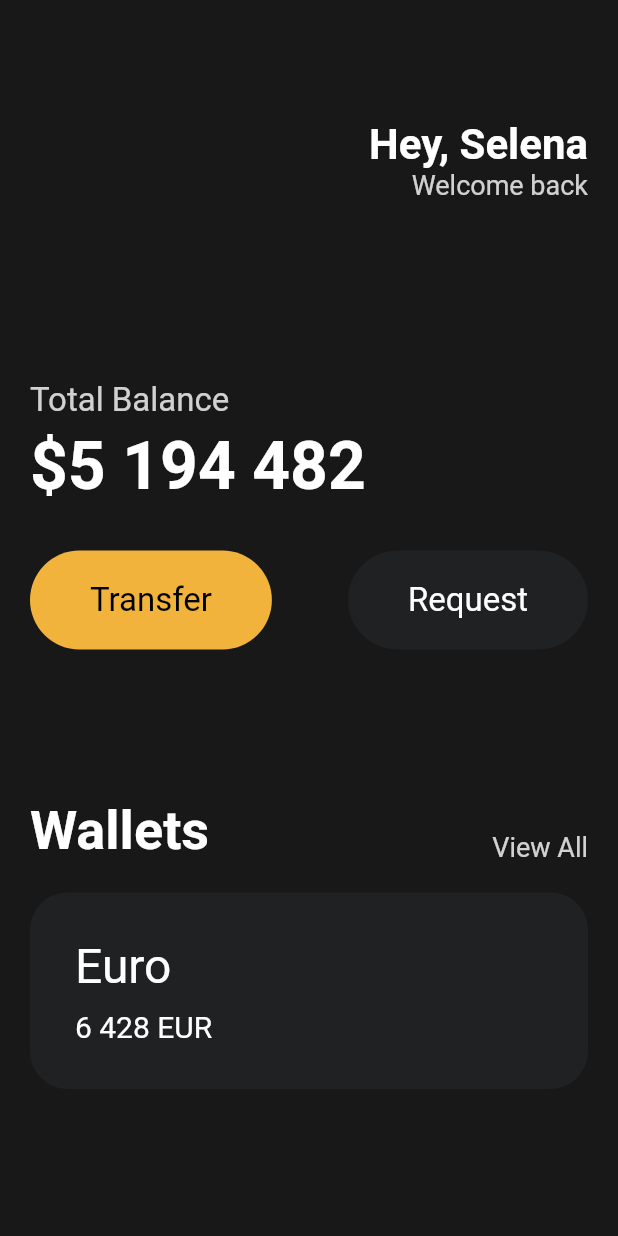
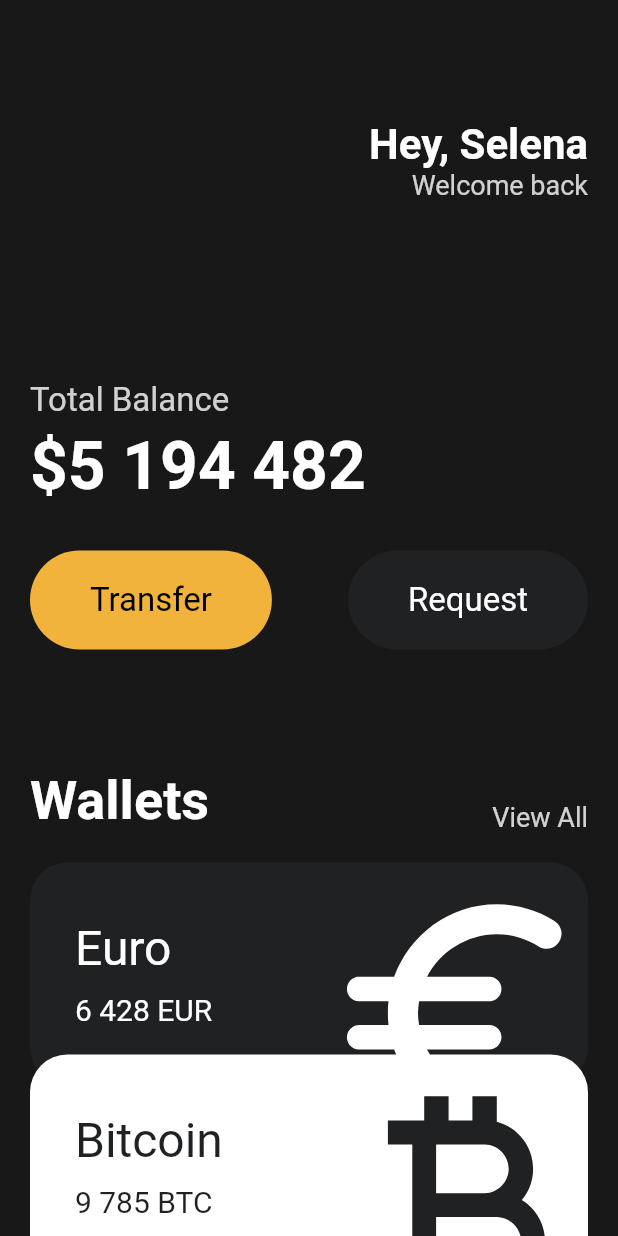
Before and after one commit to jinhwan1030/Flutter, a Flutter app: the screen it shows after launch, on a phone screen of 412 x 824 dp. Run offline on Flutter 3.47's test engine with Material 2 defaults, Android fonts, the phone set to English and light mode, and no system bars.

Commit message:
nomadcoder2

```diff
--- a/nomadcoder1/lib/main.dart
+++ b/nomadcoder1/lib/main.dart
@@ -1,6 +1,7 @@
 // ignore: unnecessary_import
 import 'package:nomadcoder1/widgets/button.dart';
 import 'package:flutter/material.dart';
+import 'package:nomadcoder1/widgets/currency_card.dart';
 
 void main() {
   runApp(const App());
@@ -14,7 +15,8 @@ class App extends StatelessWidget {
     return MaterialApp(
       home: Scaffold(
         backgroundColor: const Color(0xFF181818),
-        body: Padding(
+        body: SingleChildScrollView(
+          child: Padding(
             padding: const EdgeInsets.symmetric(horizontal: 20),
             child: Column(
               crossAxisAlignment: CrossAxisAlignment.start,
@@ -87,7 +89,7 @@ class App extends StatelessWidget {
                   ],
                 ),
                 const SizedBox(
-                height: 100,
+                  height: 80,
                 ),
                 Row(
                   crossAxisAlignment: CrossAxisAlignment.end,
@@ -113,56 +115,32 @@ class App extends StatelessWidget {
                 const SizedBox(
                   height: 20,
                 ),
-              Container(
-                decoration: BoxDecoration(
-                  color: const Color(0xFF1F2123),
-                  borderRadius: BorderRadius.circular(25),
+                const CurrencyCard(
+                  name: 'Euro',
+                  code: 'EUR',
+                  amount: '6 428',
+                  icon: Icons.euro_rounded,
+                  isInverted: false,
+                  order: 1,
                 ),
-                child: const Padding(
-                  padding: EdgeInsets.all(30),
-                  child: Row(
-                    children: [
-                      Column(
-                        crossAxisAlignment: CrossAxisAlignment.start,
-                        children: [
-                          Text(
-                            "Euro",
-                            style: TextStyle(
-                              color: Colors.white,
-                              fontSize: 32,
+                const CurrencyCard(
+                  name: 'Bitcoin',
+                  code: 'BTC',
+                  amount: '9 785',
+                  icon: Icons.currency_bitcoin,
+                  isInverted: true,
+                  order: 2,
                 ),
-                          ),
-                          SizedBox(
-                            height: 10,
-                          ),
-                          Row(
-                            children: [
-                              Text(
-                                "6 428",
-                                style: TextStyle(
-                                  color: Colors.white,
-                                  fontSize: 20,
-                                ),
-                              ),
-                              SizedBox(
-                                width: 5,
-                              ),
-                              Text(
-                                "EUR",
-                                style: TextStyle(
-                                  color: Colors.white,
-                                  fontSize: 20,
-                                ),
+                const CurrencyCard(
+                  name: 'Dollar',
+                  code: 'USD',
+                  amount: '428',
+                  icon: Icons.attach_money_outlined,
+                  isInverted: false,
+                  order: 3,
                 ),
               ],
-                          )
-                        ],
-                      )
-                    ],
             ),
-                ),
-              )
-            ],
           ),
         ),
       ),
--- /dev/null
+++ b/nomadcoder1/lib/widgets/currency_card.dart
@@ -0,0 +1,93 @@
+import 'dart:math';
+
+import 'package:flutter/material.dart';
+
+class CurrencyCard extends StatelessWidget {
+  final String name, code, amount;
+  final IconData icon;
+  final bool isInverted;
+  final num order;
+
+  final _blackColor = const Color(0xFF1F2123);
+
+  const CurrencyCard({
+    super.key,
+    required this.name,
+    required this.code,
+    required this.amount,
+    required this.icon,
+    required this.isInverted,
+    required this.order,
+  });
+
+  @override
+  Widget build(BuildContext context) {
+    return Transform.translate(
+      offset: order == 1
+          ? const Offset(0, 0)
+          : Offset(0, -(pow(2, order - 1).toDouble() * 10)),
+      child: Container(
+        clipBehavior: Clip.hardEdge,
+        decoration: BoxDecoration(
+          color: isInverted ? Colors.white : _blackColor,
+          borderRadius: BorderRadius.circular(25),
+        ),
+        child: Padding(
+          padding: const EdgeInsets.all(30),
+          child: Row(
+            mainAxisAlignment: MainAxisAlignment.spaceBetween,
+            children: [
+              Column(
+                crossAxisAlignment: CrossAxisAlignment.start,
+                children: [
+                  Text(
+                    name,
+                    style: TextStyle(
+                      color: isInverted ? _blackColor : Colors.white,
+                      fontSize: 32,
+                    ),
+                  ),
+                  const SizedBox(
+                    height: 10,
+                  ),
+                  Row(
+                    children: [
+                      Text(
+                        amount,
+                        style: TextStyle(
+                          color: isInverted ? _blackColor : Colors.white,
+                          fontSize: 20,
+                        ),
+                      ),
+                      const SizedBox(
+                        width: 5,
+                      ),
+                      Text(
+                        code,
+                        style: TextStyle(
+                          color: isInverted ? _blackColor : Colors.white,
+                          fontSize: 20,
+                        ),
+                      ),
+                    ],
+                  )
+                ],
+              ),
+              Transform.scale(
+                scale: 2.2,
+                child: Transform.translate(
+                  offset: const Offset(-5, 12),
+                  child: Icon(
+                    icon,
+                    color: isInverted ? _blackColor : Colors.white,
+                    size: 88,
+                  ),
+                ),
+              ),
+            ],
+          ),
+        ),
+      ),
+    );
+  }
+}
--- /dev/null
+++ b/nomadcoder2/analysis_options.yaml
@@ -0,0 +1 @@
+include: package:flutter_lints/flutter.yaml
```
Also changed, not shown: nomadcoder2/lib/main.dart (added, +89 -0 lines), nomadcoder2/pubspec.yaml (added, +19 -0 lines), 123 other files. Lines whose indentation alone changed are shown as unchanged.
